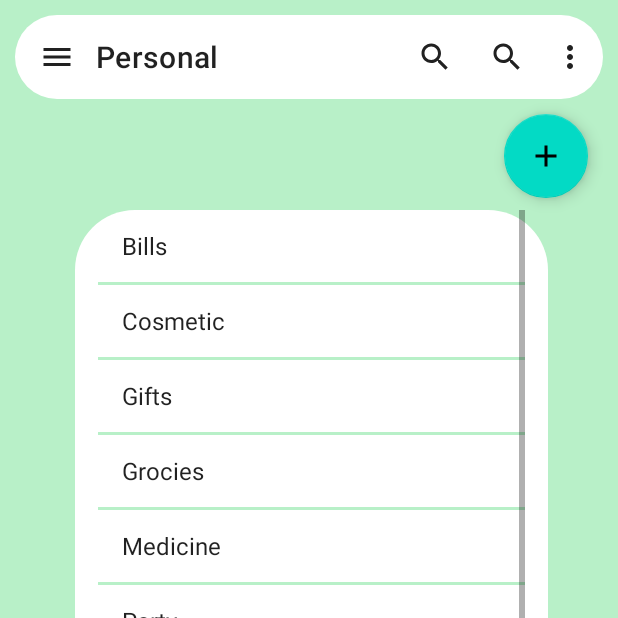
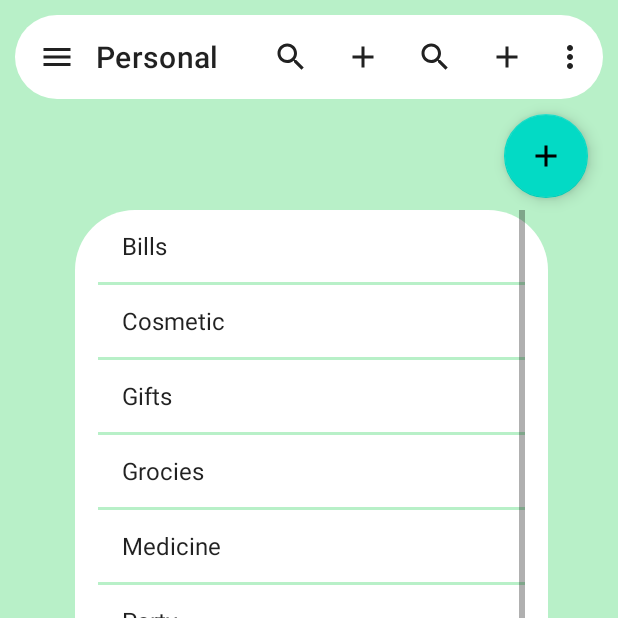
Before and after one commit to sksingh2/Xpense, an Android app: the fragment ProfileFragment placed in its activity, item 4 of the bottom bar chosen, on a phone screen of 412 x 824 dp, the top half of it. Run offline under Robolectric (Android 15) with nearby library versions, the phone set to English and light mode, and no system bars; libraries missing offline, so code that uses them is left out: com.github.mikephil.charting; 34 statements that could not run were skipped.

Commit message:
small changes

```diff
--- a/app/src/main/AndroidManifest.xml
+++ b/app/src/main/AndroidManifest.xml
@@ -9,6 +9,9 @@
         android:roundIcon="@mipmap/ic_launcher_round"
         android:supportsRtl="true"
         android:theme="@style/Theme.Xpense">
+        <activity
+            android:name=".Help_page"
+            android:exported="false" />
         <activity
             android:name=".About_Page"
             android:exported="false" />
--- a/app/src/main/res/menu/toolbar_personal.xml
+++ b/app/src/main/res/menu/toolbar_personal.xml
@@ -1,10 +1,11 @@
 <?xml version="1.0" encoding="utf-8"?>
 <menu xmlns:android="http://schemas.android.com/apk/res/android"
-    xmlns:app="http://schemas.android.com/apk/res-auto">
+    xmlns:app="http://schemas.android.com/apk/res-auto"
+    android:padding = "5dp">
 
     <item
         android:id="@+id/settings"
-        android:icon="@drawable/ic_settings"
+        android:logo="@drawable/ic_settings"
         android:title="Settings"
         />
     <item
@@ -16,4 +17,9 @@
         android:title="Search"
         android:icon="@drawable/ic_search"
         app:showAsAction="always"/>
+    <item
+        android:id="@+id/add"
+        android:icon="@drawable/ic_add"
+        android:title="Add"
+        app:showAsAction="always"/>
 </menu>
```
Also changed, not shown: app/src/main/java/com/example/xpense/Help_page.java (added, +14 -0 lines), app/src/main/res/layout/activity_help_page.xml (added, +9 -0 lines).
